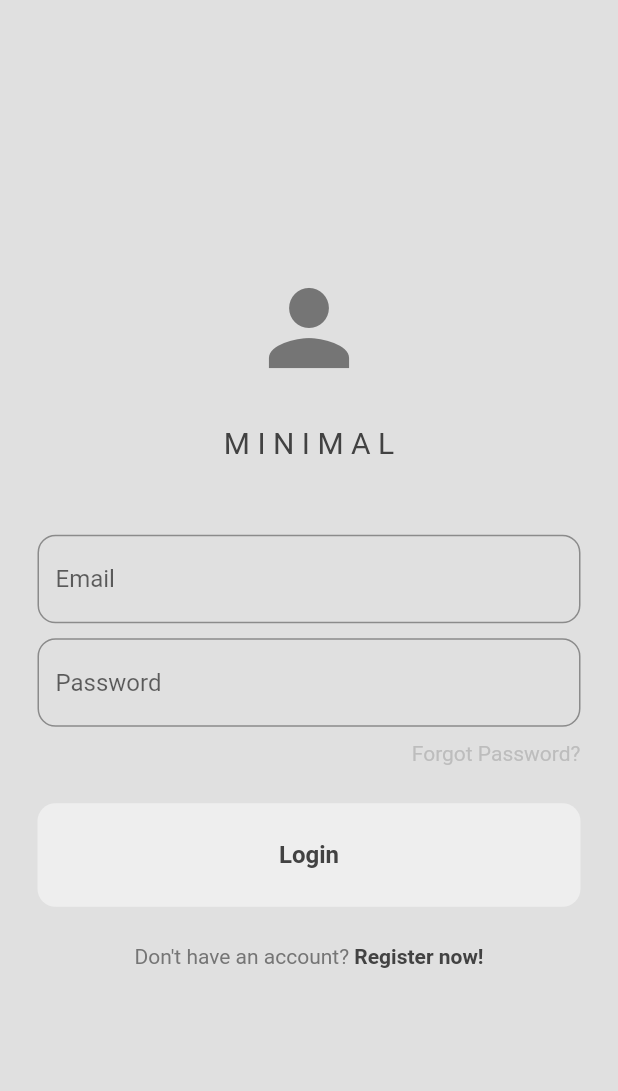
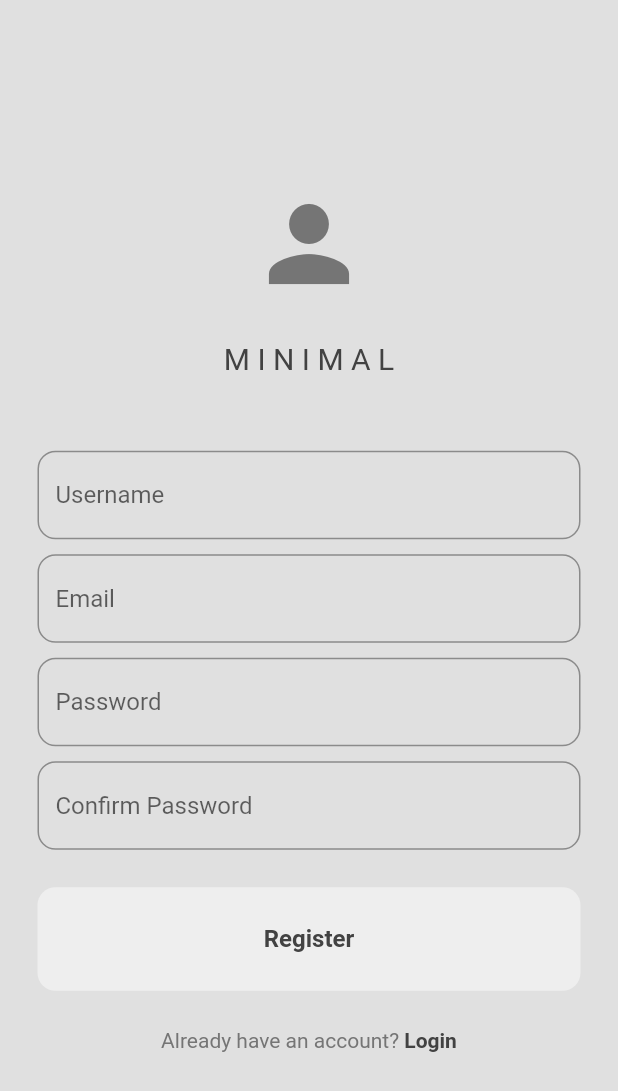
Before and after one commit to noelg-cj/Social-app, a Flutter app: the screen it shows after launch, on a phone screen of 412 x 824 dp. Shown: the top 1091 px of the screen. Run offline on Flutter 3.47's test engine with Material 2 defaults, Android fonts, the phone set to English and light mode, and no system bars.

Commit message:
Register page completed

```diff
--- a/lib/main.dart
+++ b/lib/main.dart
@@ -1,4 +1,5 @@
 import 'package:flutter/material.dart';
+import 'package:social_app/pages/register_page.dart';
 import 'package:social_app/theme/dark_mode.dart';
 import 'package:social_app/theme/light_mode.dart';
 import 'pages/login_page.dart';
@@ -14,7 +15,7 @@ class MyApp extends StatelessWidget {
   Widget build(BuildContext context) {
     return MaterialApp(
       debugShowCheckedModeBanner: false,
-      home: LoginPage(),
+      home: RegisterPage(),
       theme: lightMode,
       darkTheme: darkMode,
     );
--- a/lib/pages/register_page.dart
+++ b/lib/pages/register_page.dart
@@ -2,16 +2,18 @@ import 'package:flutter/material.dart';
 import 'package:social_app/components/my_button.dart';
 import 'package:social_app/components/my_textfield.dart';
 
-class LoginPage extends StatelessWidget {
+class RegisterPage extends StatelessWidget {
 
   // text controllers
+  final TextEditingController usernameController = TextEditingController();
   final TextEditingController emailController = TextEditingController();
   final TextEditingController passwordController = TextEditingController();
+  final TextEditingController confirmPwController = TextEditingController();
 
 
-  LoginPage({super.key});
+  RegisterPage({super.key});
 
-  void login() {}
+  void register() {}
 
   @override
   Widget build(BuildContext context) {
@@ -44,6 +46,14 @@ class LoginPage extends StatelessWidget {
 
             //email textfield
             MyTextField(
+              hintText: "Username",
+              obscureText: false,
+              controller: usernameController
+            ),
+
+            const SizedBox(height: 10,),
+
+            MyTextField(
               hintText: "Email",
               obscureText: false,
               controller: emailController
@@ -58,20 +68,19 @@ class LoginPage extends StatelessWidget {
             ),
 
             const SizedBox(height: 10,),
-            // forgot password
-            Row(
-              mainAxisAlignment: MainAxisAlignment.end,
-              children: [
-                Text("Forgot Password?", style: TextStyle(color: Theme.of(context).colorScheme.secondary),),
-              ],
+
+            MyTextField(
+              hintText: "Confirm Password",
+              obscureText: true,
+              controller: confirmPwController
             ),
 
             const SizedBox(height: 25,),
 
             // sign in button
             MyButton(
-              text: "Login",
-              onTap: login
+              text: "Register",
+              onTap: register
             ),
 
             const SizedBox(height: 25),
@@ -81,7 +90,7 @@ class LoginPage extends StatelessWidget {
               mainAxisAlignment: MainAxisAlignment.center,
               children: [
                 Text(
-                  "Don't have an account?",
+                  "Already have an account?",
                   style: TextStyle(
                     color: Theme.of(context).colorScheme.inversePrimary
                   )
@@ -89,7 +98,7 @@ class LoginPage extends StatelessWidget {
                 GestureDetector(
                   onTap: () {},
                   child: const Text(
-                    " Register now!",
+                    " Login",
                     style: TextStyle(
                       fontWeight: FontWeight.bold
                     )
```
